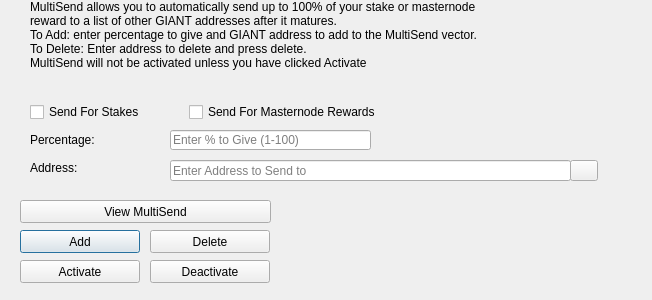
This is src/qt/forms/multisenddialog.ui in GiantPay/GiantCore as Qt 5 draws it before an edit. The edited form follows.
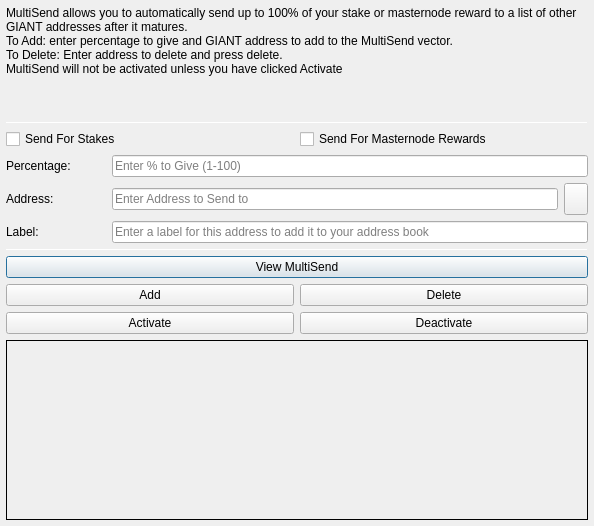
This is the edited form. Icons and pictures are not drawn.

Patch:
```diff
--- a/src/qt/forms/multisenddialog.ui
+++ b/src/qt/forms/multisenddialog.ui
@@ -9,54 +9,21 @@
    <rect>
     <x>0</x>
     <y>0</y>
-    <width>652</width>
-    <height>300</height>
+    <width>594</width>
+    <height>526</height>
    </rect>
   </property>
   <property name="windowTitle">
    <string>MultiSend</string>
   </property>
-  <widget class="QLineEdit" name="multiSendPercentEdit">
-   <property name="geometry">
-    <rect>
-     <x>170</x>
-     <y>130</y>
-     <width>201</width>
-     <height>20</height>
-    </rect>
+  <layout class="QVBoxLayout" name="verticalLayout" stretch="0">
+   <property name="margin">
+    <number>6</number>
    </property>
-   <property name="toolTip">
-    <string>Enter whole numbers 1 - 100</string>
-   </property>
-   <property name="placeholderText">
-    <string>Enter % to Give (1-100)</string>
-   </property>
-  </widget>
-  <widget class="QLineEdit" name="multiSendAddressEdit">
-   <property name="geometry">
-    <rect>
-     <x>170</x>
-     <y>160</y>
-     <width>401</width>
-     <height>21</height>
-    </rect>
-   </property>
-   <property name="toolTip">
-    <string/>
-   </property>
-   <property name="placeholderText">
-    <string>Enter Address to Send to</string>
-   </property>
-  </widget>
+   <item>
+    <layout class="QVBoxLayout" name="verticalLayout_Main" stretch="1,1,1,0,1,1,1">
+     <item>
   <widget class="QLabel" name="label_2">
-   <property name="geometry">
-    <rect>
-     <x>30</x>
-     <y>0</y>
-     <width>451</width>
-     <height>121</height>
-    </rect>
-   </property>
    <property name="lineWidth">
     <number>1</number>
    </property>
@@ -73,88 +40,55 @@
     <bool>true</bool>
    </property>
   </widget>
-  <widget class="QLabel" name="message">
-   <property name="geometry">
-    <rect>
-     <x>290</x>
-     <y>200</y>
-     <width>351</width>
-     <height>91</height>
-    </rect>
-   </property>
-   <property name="text">
-    <string/>
-   </property>
-  </widget>
-  <widget class="QPushButton" name="addButton">
-   <property name="geometry">
-    <rect>
-     <x>20</x>
-     <y>230</y>
-     <width>120</width>
-     <height>23</height>
-    </rect>
-   </property>
-   <property name="toolTip">
-    <string/>
-   </property>
-   <property name="statusTip">
-    <string>Add to MultiSend Vector</string>
-   </property>
-   <property name="text">
-    <string>Add</string>
-   </property>
-  </widget>
-  <widget class="QPushButton" name="disableButton">
-   <property name="geometry">
-    <rect>
-     <x>150</x>
-     <y>260</y>
-     <width>120</width>
-     <height>23</height>
-    </rect>
-   </property>
-   <property name="statusTip">
-    <string>Deactivate MultiSend</string>
-   </property>
+     </item>
+     <item>
+      <widget class="Line" name="line">
+       <property name="minimumSize">
+        <size>
+         <width>0</width>
+         <height>1</height>
+        </size>
+       </property>
+       <property name="maximumSize">
+        <size>
+         <width>16777215</width>
+         <height>1</height>
+        </size>
+       </property>
+       <property name="orientation">
+        <enum>Qt::Horizontal</enum>
+       </property>
+      </widget>
+     </item>
+     <item>
+      <layout class="QVBoxLayout" name="verticalLayout_Settings">
+       <item>
+        <layout class="QHBoxLayout" name="horizontalLayout">
+         <item>
+          <widget class="QCheckBox" name="multiSendStakeCheckBox">
    <property name="text">
-    <string>Deactivate</string>
-   </property>
-  </widget>
-  <widget class="QPushButton" name="addressBookButton">
-   <property name="geometry">
-    <rect>
-     <x>570</x>
-     <y>160</y>
-     <width>28</width>
-     <height>21</height>
-    </rect>
-   </property>
-   <property name="toolTip">
-    <string>Choose an address from the address book</string>
-   </property>
+            <string>Send For Stakes</string>
+           </property>
+          </widget>
+         </item>
+         <item>
+          <widget class="QCheckBox" name="multiSendMasternodeCheckBox">
    <property name="text">
-    <string/>
-   </property>
-   <property name="icon">
-    <iconset resource="../giant.qrc">
-     <normaloff>:/icons/address-book</normaloff>:/icons/address-book</iconset>
-   </property>
-   <property name="shortcut">
-    <string>Alt+A</string>
-   </property>
-   <property name="autoDefault">
-    <bool>false</bool>
-   </property>
-  </widget>
+            <string>Send For Masternode Rewards</string>
+           </property>
+          </widget>
+         </item>
+        </layout>
+       </item>
+       <item>
+        <layout class="QHBoxLayout" name="horizontalLayout_6">
+         <item>
   <widget class="QLabel" name="label">
-   <property name="geometry">
-    <rect>
-     <x>30</x>
-     <y>130</y>
-     <width>121</width>
-     <height>20</height>
-    </rect>
+           <property name="minimumSize">
+            <size>
+             <width>100</width>
+             <height>0</height>
+            </size>
    </property>
    <property name="toolTip">
     <string>Percentage of stake to send</string>
@@ -163,14 +97,28 @@
     <string>Percentage:</string>
    </property>
   </widget>
+         </item>
+         <item>
+          <widget class="QLineEdit" name="multiSendPercentEdit">
+           <property name="toolTip">
+            <string>Enter whole numbers 1 - 100</string>
+           </property>
+           <property name="placeholderText">
+            <string>Enter % to Give (1-100)</string>
+           </property>
+          </widget>
+         </item>
+        </layout>
+       </item>
+       <item>
+        <layout class="QHBoxLayout" name="horizontalLayout_7">
+         <item>
   <widget class="QLabel" name="label_5">
-   <property name="geometry">
-    <rect>
-     <x>30</x>
-     <y>160</y>
-     <width>111</width>
-     <height>16</height>
-    </rect>
+           <property name="minimumSize">
+            <size>
+             <width>100</width>
+             <height>0</height>
+            </size>
    </property>
    <property name="toolTip">
     <string>Address to send portion of stake to</string>
@@ -179,15 +127,123 @@
     <string>Address:</string>
    </property>
   </widget>
+         </item>
+         <item>
+          <widget class="QLineEdit" name="multiSendAddressEdit">
+           <property name="toolTip">
+            <string/>
+           </property>
+           <property name="placeholderText">
+            <string>Enter Address to Send to</string>
+           </property>
+          </widget>
+         </item>
+         <item>
+          <widget class="QToolButton" name="addressBookButton">
+           <property name="maximumSize">
+            <size>
+             <width>16777215</width>
+             <height>32</height>
+            </size>
+           </property>
+           <property name="toolTip">
+            <string>Choose an address from the address book</string>
+           </property>
+           <property name="text">
+            <string/>
+           </property>
+           <property name="icon">
+            <iconset resource="../giant.qrc">
+             <normaloff>:/icons/address-book</normaloff>:/icons/address-book</iconset>
+           </property>
+           <property name="shortcut">
+            <string>Alt+A</string>
+           </property>
+          </widget>
+         </item>
+        </layout>
+       </item>
+      </layout>
+     </item>
+     <item>
+      <layout class="QHBoxLayout" name="horizontalLayout_3">
+       <item>
+        <widget class="QLabel" name="label_3">
+         <property name="minimumSize">
+          <size>
+           <width>100</width>
+           <height>0</height>
+          </size>
+         </property>
+         <property name="text">
+          <string>Label:</string>
+         </property>
+        </widget>
+       </item>
+       <item>
+        <widget class="QLineEdit" name="labelAddressLabelEdit">
+         <property name="placeholderText">
+          <string>Enter a label for this address to add it to your address book</string>
+         </property>
+        </widget>
+       </item>
+      </layout>
+     </item>
+     <item>
+      <widget class="Line" name="line_2">
+       <property name="minimumSize">
+        <size>
+         <width>0</width>
+         <height>1</height>
+        </size>
+       </property>
+       <property name="maximumSize">
+        <size>
+         <width>16777215</width>
+         <height>1</height>
+        </size>
+       </property>
+       <property name="orientation">
+        <enum>Qt::Horizontal</enum>
+       </property>
+      </widget>
+     </item>
+     <item>
+      <layout class="QVBoxLayout" name="verticalLayout_Buttons">
+       <item>
+        <layout class="QHBoxLayout" name="horizontalLayout_4">
+         <item>
+          <widget class="QPushButton" name="viewButton">
+           <property name="toolTip">
+            <string/>
+           </property>
+           <property name="statusTip">
+            <string>View MultiSend Vector</string>
+           </property>
+           <property name="text">
+            <string>View MultiSend</string>
+           </property>
+          </widget>
+         </item>
+        </layout>
+       </item>
+       <item>
+        <layout class="QHBoxLayout" name="horizontalLayout_2">
+         <item>
+          <widget class="QPushButton" name="addButton">
+           <property name="toolTip">
+            <string/>
+           </property>
+           <property name="statusTip">
+            <string>Add to MultiSend Vector</string>
+           </property>
+           <property name="text">
+            <string>Add</string>
+           </property>
+          </widget>
+         </item>
+         <item>
   <widget class="QPushButton" name="deleteButton">
-   <property name="geometry">
-    <rect>
-     <x>150</x>
-     <y>230</y>
-     <width>120</width>
-     <height>23</height>
-    </rect>
-   </property>
    <property name="toolTip">
     <string/>
    </property>
@@ -198,15 +254,13 @@
     <string>Delete</string>
    </property>
   </widget>
+         </item>
+        </layout>
+       </item>
+       <item>
+        <layout class="QHBoxLayout" name="horizontalLayout_5">
+         <item>
   <widget class="QPushButton" name="activateButton">
-   <property name="geometry">
-    <rect>
-     <x>20</x>
-     <y>260</y>
-     <width>120</width>
-     <height>23</height>
-    </rect>
-   </property>
    <property name="statusTip">
     <string>Activate MultiSend</string>
    </property>
@@ -214,51 +268,55 @@
     <string>Activate</string>
    </property>
   </widget>
-  <widget class="QPushButton" name="viewButton">
-   <property name="geometry">
-    <rect>
-     <x>20</x>
-     <y>200</y>
-     <width>251</width>
-     <height>23</height>
-    </rect>
-   </property>
-   <property name="toolTip">
-    <string/>
-   </property>
+         </item>
+         <item>
+          <widget class="QPushButton" name="disableButton">
    <property name="statusTip">
     <string>View MultiSend Vector</string>
    </property>
    <property name="text">
-    <string>View MultiSend</string>
-   </property>
-  </widget>
-  <widget class="QWidget" name="horizontalLayoutWidget">
-   <property name="geometry">
-    <rect>
-     <x>30</x>
-     <y>100</y>
-     <width>351</width>
-     <height>24</height>
-    </rect>
-   </property>
-   <layout class="QHBoxLayout" name="horizontalLayout">
-    <item>
-     <widget class="QCheckBox" name="multiSendStakeCheckBox">
-      <property name="text">
-       <string>Send For Stakes</string>
-      </property>
-     </widget>
-    </item>
+            <string>Deactivate</string>
+           </property>
+          </widget>
+         </item>
+        </layout>
+       </item>
+      </layout>
+     </item>
     <item>
-     <widget class="QCheckBox" name="multiSendMasternodeCheckBox">
+      <widget class="QLabel" name="message">
+       <property name="minimumSize">
+        <size>
+         <width>0</width>
+         <height>180</height>
+        </size>
+       </property>
+       <property name="frameShape">
+        <enum>QFrame::Panel</enum>
+       </property>
+       <property name="frameShadow">
+        <enum>QFrame::Plain</enum>
+       </property>
+       <property name="lineWidth">
+        <number>1</number>
+       </property>
+       <property name="midLineWidth">
+        <number>1</number>
+       </property>
       <property name="text">
-       <string>Send For Masternode Rewards</string>
-      </property>
+        <string/>
+       </property>
+       <property name="alignment">
+        <set>Qt::AlignLeading|Qt::AlignLeft|Qt::AlignTop</set>
+       </property>
+       <property name="wordWrap">
+        <bool>true</bool>
+       </property>
      </widget>
     </item>
    </layout>
-  </widget>
+   </item>
+  </layout>
  </widget>
  <resources>
   <include location="../giant.qrc"/>
```
Left out of the diff: 2 changed lines with no effect on the pictures. Lines whose indentation alone changed are shown as unchanged.
